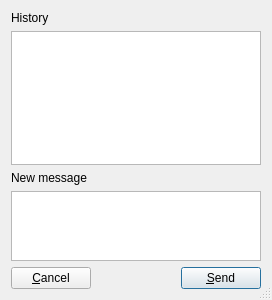
BearWare/TeamTalk5, file Client/qtTeamTalk/textmessage.ui: the form before one commit.
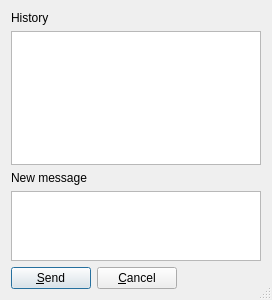
The form after the commit. Custom widgets are drawn as their Qt base class.

Commit message: Send button should be before cancel

```diff
--- a/Client/qtTeamTalk/textmessage.ui
+++ b/Client/qtTeamTalk/textmessage.ui
@@ -59,6 +59,25 @@
    </item>
    <item>
     <layout class="QHBoxLayout" name="horizontalLayout">
+     <item>
+      <widget class="QPushButton" name="sendButton">
+       <property name="sizePolicy">
+        <sizepolicy hsizetype="Minimum" vsizetype="Fixed">
+         <horstretch>0</horstretch>
+         <verstretch>0</verstretch>
+        </sizepolicy>
+       </property>
+       <property name="text">
+        <string>&amp;Send</string>
+       </property>
+       <property name="default">
+        <bool>true</bool>
+       </property>
+       <property name="flat">
+        <bool>false</bool>
+       </property>
+      </widget>
+     </item>
      <item>
       <widget class="QPushButton" name="cancelButton">
        <property name="sizePolicy">
@@ -85,25 +104,6 @@
        </property>
       </spacer>
      </item>
-     <item>
-      <widget class="QPushButton" name="sendButton">
-       <property name="sizePolicy">
-        <sizepolicy hsizetype="Minimum" vsizetype="Fixed">
-         <horstretch>0</horstretch>
-         <verstretch>0</verstretch>
-        </sizepolicy>
-       </property>
-       <property name="text">
-        <string>&amp;Send</string>
-       </property>
-       <property name="default">
-        <bool>true</bool>
-       </property>
-       <property name="flat">
-        <bool>false</bool>
-       </property>
-      </widget>
-     </item>
     </layout>
    </item>
   </layout>
```
